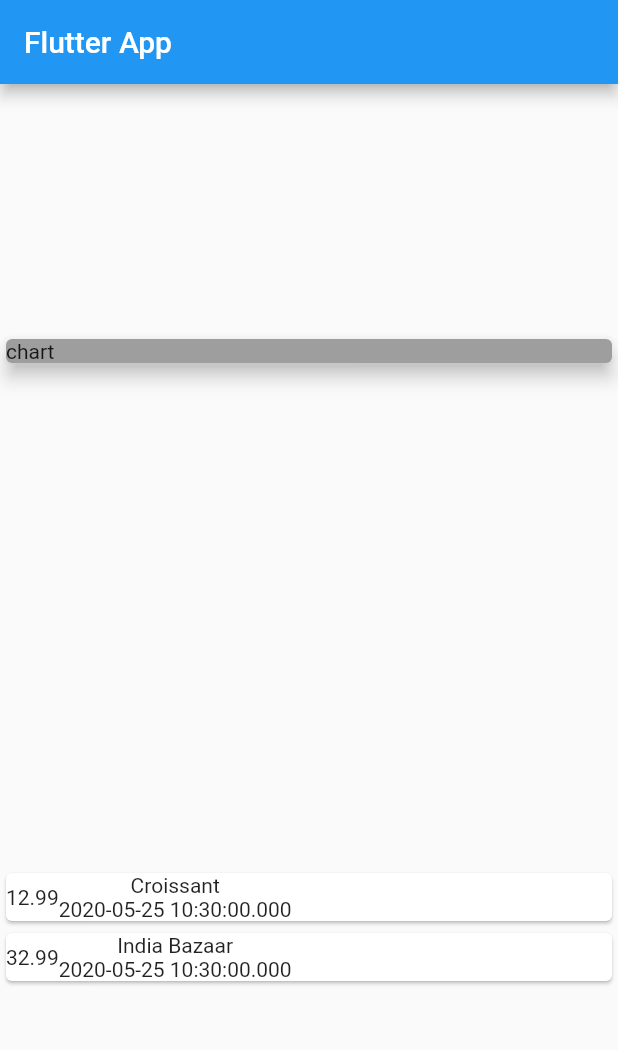
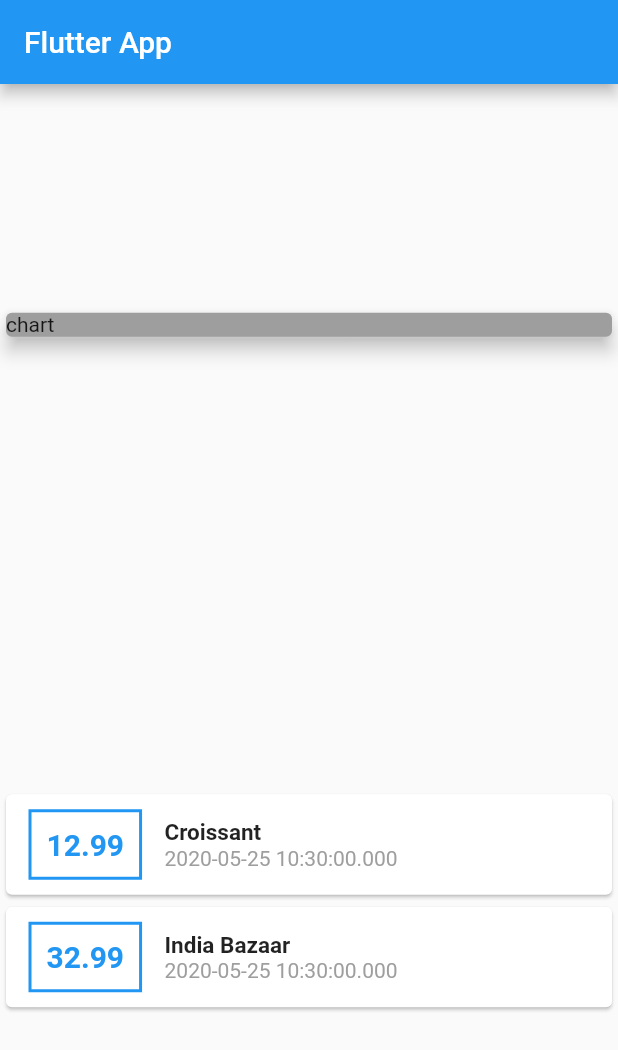
Before and after one commit to nagarakesh4/flutter_expenses_app, a Flutter app: the screen it shows after launch, on a phone screen of 412 x 824 dp. Shown: the top 1050 px of the screen. Run offline on Flutter 3.47's test engine with Material 2 defaults, Android fonts, the phone set to English and light mode, and no system bars.

Commit message:
add styling for transactions

```diff
--- a/lib/main.dart
+++ b/lib/main.dart
@@ -58,17 +58,40 @@ class MyHomePage extends StatelessWidget {
                 child: Row(
                   children: <Widget>[
                     Container(
+                      margin: EdgeInsets.symmetric(
+                        vertical: 10,
+                        horizontal: 15,
+                      ),
+                      decoration: BoxDecoration(
+                        border: Border.all(
+                          color: Colors.blue,
+                          width: 2,
+                        ),
+                      ),
+                      padding: EdgeInsets.all(10),
                       child: Text(
                         tx.amount.toString(),
+                        style: TextStyle(
+                            fontWeight: FontWeight.bold,
+                            fontSize: 20,
+                            color: Colors.blue),
                       ),
                     ),
                     Column(
+                      crossAxisAlignment: CrossAxisAlignment.start,
                       children: <Widget>[
                         Text(
                           tx.title,
+                          style: TextStyle(
+                            fontSize: 15,
+                            fontWeight: FontWeight.bold,
+                          ),
                         ),
                         Text(
                           tx.dateTime.toString(),
+                          style: TextStyle(
+                            color: Colors.grey,
+                          ),
                         ),
                       ],
                     )
```
Also changed, not shown: 1 other file.
